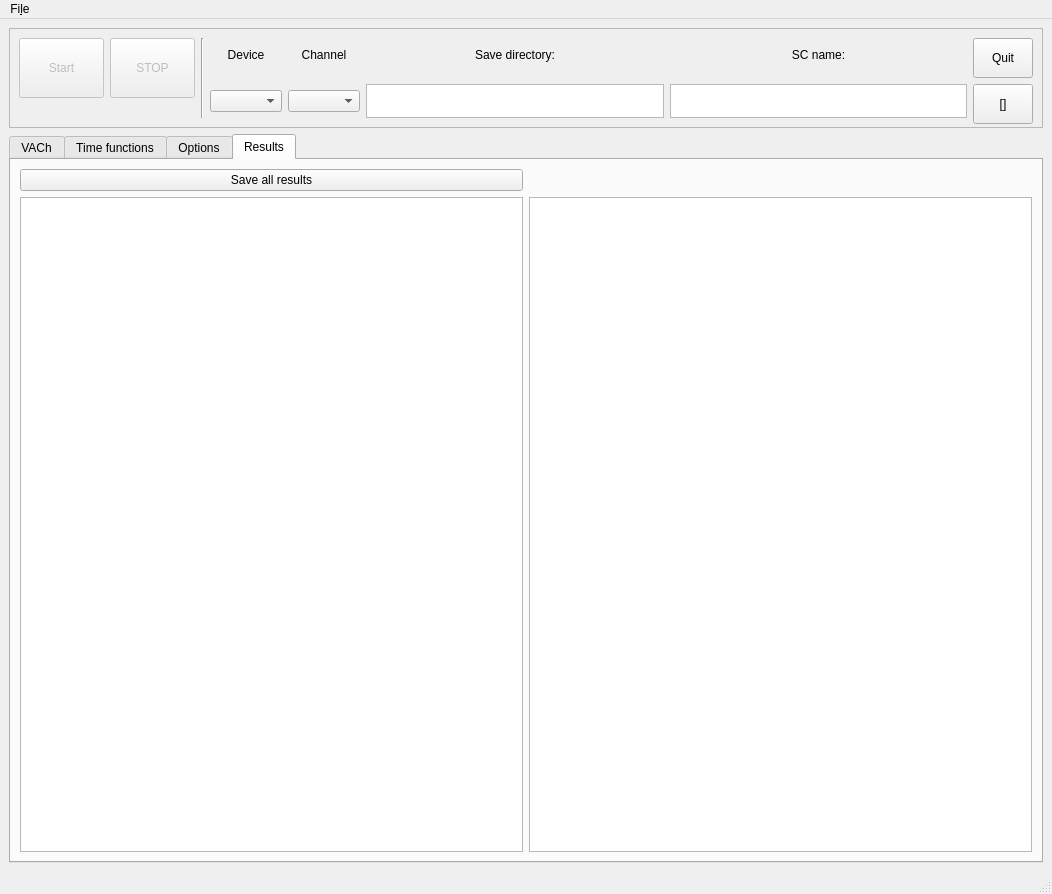
Before: the Qt Designer form GUI/Solar.ui in userIsTaken/SolarVACh, drawn with Qt 5.
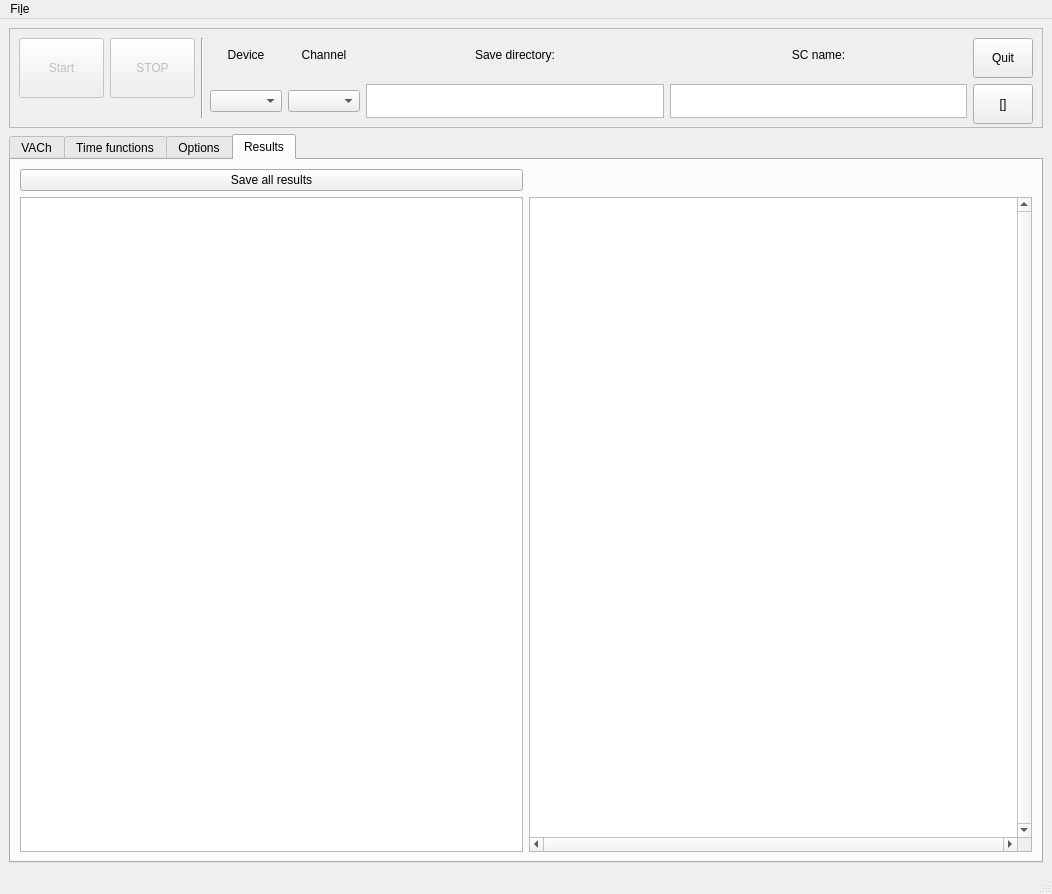
After: the same form once the commit is applied. The open tabs and pages were chosen to show the change. Custom widgets are drawn as their Qt base class.

Commit message: fb scan

Diff of the .ui file:
```diff
--- a/GUI/Solar.ui
+++ b/GUI/Solar.ui
@@ -1138,7 +1138,14 @@
          <widget class="QTextEdit" name="vach_text"/>
         </item>
         <item row="1" column="1">
-         <widget class="QTextEdit" name="params_field"/>
+         <widget class="QTextEdit" name="params_field">
+          <property name="verticalScrollBarPolicy">
+           <enum>Qt::ScrollBarAlwaysOn</enum>
+          </property>
+          <property name="horizontalScrollBarPolicy">
+           <enum>Qt::ScrollBarAlwaysOn</enum>
+          </property>
+         </widget>
         </item>
        </layout>
       </widget>
```
Left out of the diff: 6 changed lines with no effect on the pictures. The commit also changes 2 other files.
